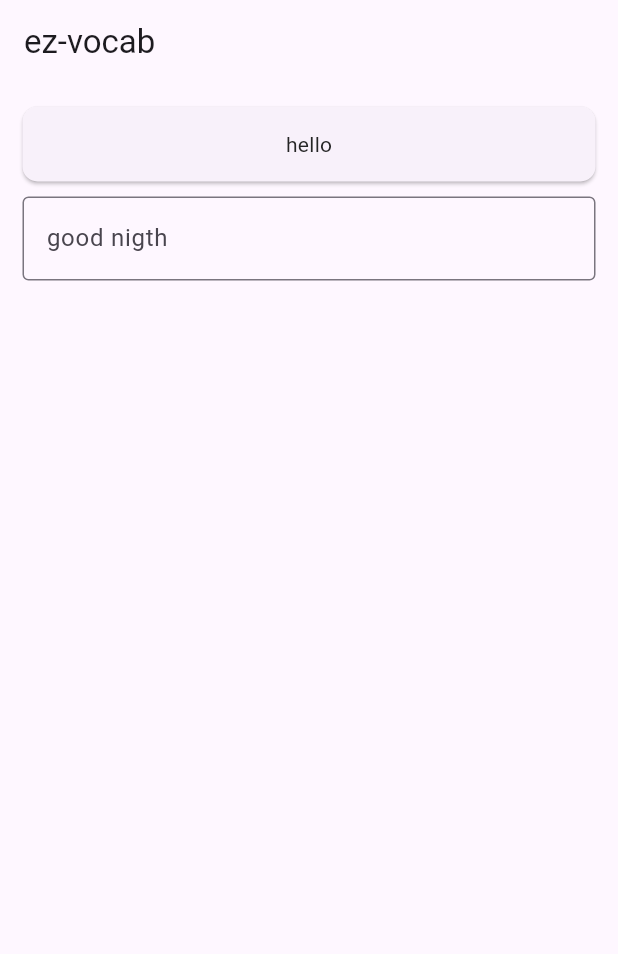
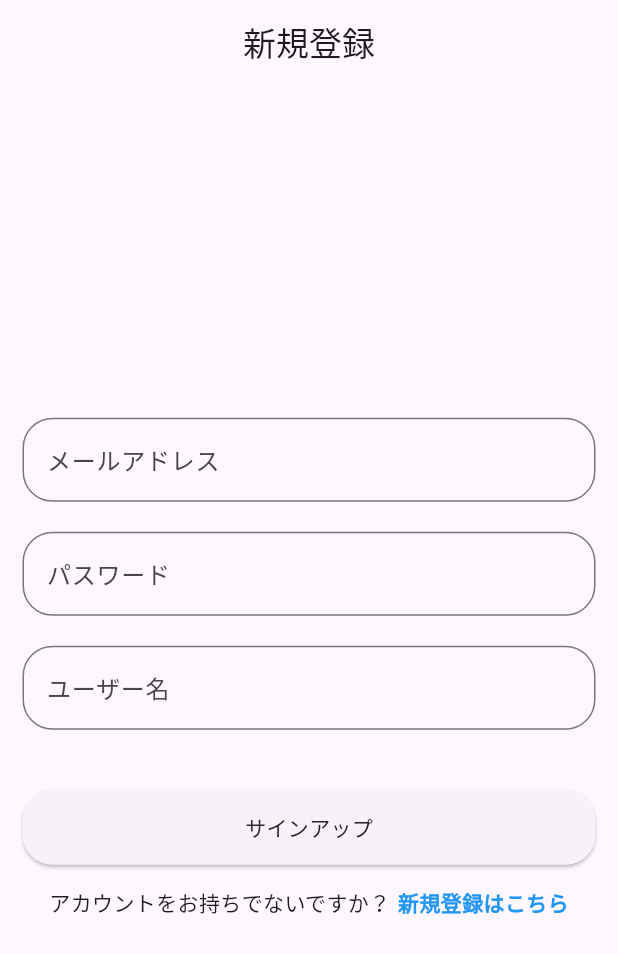
Before and after one commit to HamadaStudy/ez_vocab, a Flutter app: the screen it shows after launch, on a phone screen of 412 x 824 dp. Shown: the top 954 px of the screen. Run offline on Flutter 3.47's test engine with Material 3 defaults, Android fonts, the light colour scheme and no system bars; Roboto replaces fonts that are missing (WorkSans).

Commit message:
signup, signinページの実装

```diff
--- a/lib/features/auth/views/screens/login_screen.dart
+++ /dev/null
@@ -1,31 +0,0 @@
-import 'package:ez_vocab/features/auth/views/widgets/auth_custom_button.dart';
-import 'package:ez_vocab/features/auth/views/widgets/auth_custom_text_field.dart';
-import 'package:ez_vocab/styles/sizes.dart';
-import 'package:flutter/material.dart';
-
-class LoginScreen extends StatefulWidget {
-  const LoginScreen({super.key});
-
-  @override
-  State<LoginScreen> createState() => _LoginScreenState();
-}
-
-class _LoginScreenState extends State<LoginScreen> {
-  @override
-  Widget build(BuildContext context) {
-    return Scaffold(
-      appBar: AppBar(title: Text('ez-vocab')),
-      body: Padding(
-        padding: kPadd15,
-        child: Center(
-          child: Column(
-            children: [
-              AuthCustomButton(text: 'hello', onPressed: () {}),
-              AuthCustomTextField(labelText: 'good nigth'),
-            ],
-          ),
-        ),
-      ),
-    );
-  }
-}
--- /dev/null
+++ b/lib/features/auth/views/screens/sign_up_screen.dart
@@ -0,0 +1,98 @@
+// lib/screens/sign_up_screen.dart
+
+import 'package:ez_vocab/commons.dart';
+import 'package:ez_vocab/features/auth/views/screens/sign_in_screen.dart';
+import 'package:flutter/material.dart';
+import '../widgets/auth_custom_text_field.dart';
+import '../widgets/auth_custom_button.dart';
+
+class SignUpScreen extends StatefulWidget {
+  const SignUpScreen({super.key});
+
+  @override
+  State<SignUpScreen> createState() => _SignUpScreenState();
+}
+
+class _SignUpScreenState extends State<SignUpScreen> {
+  final TextEditingController _emailController = TextEditingController();
+  final TextEditingController _passwordController = TextEditingController();
+  final TextEditingController _usernameController = TextEditingController();
+
+  void _handleSignUp() {
+    final email = _emailController.text;
+    final password = _passwordController.text;
+    final username = _usernameController.text;
+
+    // ここにサインアップ処理（FirebaseなどのAPI呼び出し）を記述
+    print('サインアップ試行:');
+    print('Email: $email, Password: $password, Username: $username');
+    // 成功/失敗に応じてナビゲーションやメッセージ表示を行う
+  }
+
+  @override
+  void dispose() {
+    _emailController.dispose();
+    _passwordController.dispose();
+    _usernameController.dispose();
+    super.dispose();
+  }
+
+  @override
+  Widget build(BuildContext context) {
+    return Scaffold(
+      appBar: AppBar(title: const Text('新規登録'), centerTitle: true),
+      body: Padding(
+        padding: kPadd15,
+        child: Column(
+          mainAxisAlignment: MainAxisAlignment.center,
+          children: <Widget>[
+            AuthCustomTextField(
+              controller: _emailController,
+              labelText: 'メールアドレス',
+              keyboardType: TextInputType.emailAddress,
+            ),
+            AuthCustomTextField(
+              controller: _passwordController,
+              labelText: 'パスワード',
+              obscureText: true,
+            ),
+            AuthCustomTextField(
+              controller: _usernameController,
+              labelText: 'ユーザー名',
+            ),
+            kGap30,
+            AuthCustomButton(text: 'サインアップ', onPressed: _handleSignUp),
+            kGap15,
+            _buildToggleText(context),
+          ],
+        ),
+      ),
+    );
+  }
+}
+
+Widget _buildToggleText(BuildContext context) {
+  return Row(
+    mainAxisAlignment: MainAxisAlignment.center,
+    children: <Widget>[
+      const Text('アカウントをお持ちでないですか？'),
+      const SizedBox(width: 5),
+      GestureDetector(
+        onTap: () {
+          // サインアップ画面への遷移処理
+          Navigator.push(
+            context,
+            MaterialPageRoute(builder: (context) => const SignInScreen()),
+          );
+        },
+        child: const Text(
+          '新規登録はこちら',
+          style: TextStyle(
+            fontWeight: FontWeight.bold,
+            color: Colors.blue, // リンクであることを示すために色を付ける
+          ),
+        ),
+      ),
+    ],
+  );
+}
--- a/lib/features/auth/views/widgets/auth_custom_button.dart
+++ b/lib/features/auth/views/widgets/auth_custom_button.dart
@@ -18,7 +18,7 @@ class AuthCustomButton extends StatelessWidget {
         onPressed: onPressed,
         style: ElevatedButton.styleFrom(
           padding: kPaddv15,
-          shape: RoundedRectangleBorder(borderRadius: kRadius10),
+          shape: RoundedRectangleBorder(borderRadius: kRadius20),
         ),
         child: Text(text, style: MyStyles.body2),
       ),
--- a/lib/features/auth/views/widgets/auth_custom_text_field.dart
+++ b/lib/features/auth/views/widgets/auth_custom_text_field.dart
@@ -27,7 +27,7 @@ class AuthCustomTextField extends StatelessWidget {
         onChanged: onChanged,
         decoration: InputDecoration(
           labelText: labelText,
-          border: const OutlineInputBorder(),
+          border: OutlineInputBorder(borderRadius: kRadius20),
         ),
       ),
     );
--- a/lib/main.dart
+++ b/lib/main.dart
@@ -1,4 +1,4 @@
-import 'package:ez_vocab/features/auth/views/screens/login_screen.dart';
+import 'package:ez_vocab/features/auth/views/screens/sign_up_screen.dart';
 import 'package:flutter/material.dart';
 
 void main() {
@@ -16,7 +16,7 @@ class MyApp extends StatelessWidget {
       theme: ThemeData(
         colorScheme: ColorScheme.fromSeed(seedColor: Colors.deepPurple),
       ),
-      home: LoginScreen(),
+      home: SignUpScreen(),
     );
   }
 }
--- a/lib/styles/sizes.dart
+++ b/lib/styles/sizes.dart
@@ -1,10 +1,13 @@
 import 'package:flutter/material.dart';
+import 'package:ez_vocab/commons.dart';
 
 ///Different sizes / gaps to be used around the app. Alternatively you can use Gap Package
 const kEmptyWidget = SizedBox.shrink();
 const kGap0 = SizedBox.square(dimension: 0);
 const kGap5 = SizedBox.square(dimension: 5);
 const kGap8 = SizedBox.square(dimension: 8);
+const kGap15 = SizedBox.square(dimension: 15);
+const kGap30 = SizedBox.square(dimension: 30);
 
 ///Const of Paddings used around the app
 const kPadd2 = EdgeInsets.all(2);
@@ -27,6 +30,7 @@ const kPaddv15 = EdgeInsets.symmetric(vertical: 15);
 final kRadius0 = BorderRadius.circular(0);
 final kRadius10 = BorderRadius.circular(10);
 final kRadius15 = BorderRadius.circular(15);
+final kRadius20 = BorderRadius.circular(20);
 final kRadius30 = BorderRadius.circular(30);
 
 ///Const of Sizes used around the app
```
Also changed, not shown: lib/features/auth/views/screens/sign_in_screen.dart (added, +62 -0 lines).
